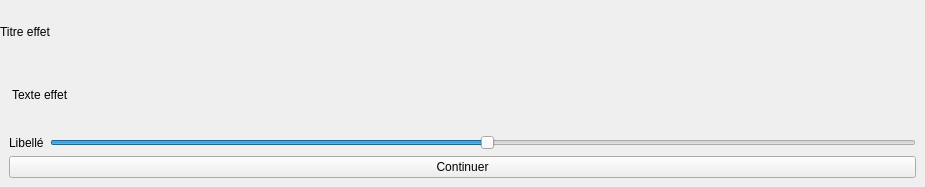
The window that effet.ui (gabriellevy/destinLib) describes before a commit, drawn with Qt 5.
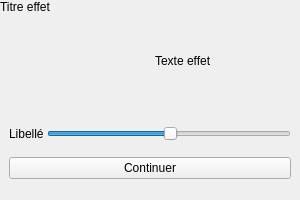
The same window after the commit. Custom widgets are drawn as their Qt base class.

```diff
--- a/effet.ui
+++ b/effet.ui
@@ -6,12 +6,12 @@
    <rect>
     <x>0</x>
     <y>0</y>
-    <width>925</width>
-    <height>187</height>
+    <width>300</width>
+    <height>200</height>
    </rect>
   </property>
   <property name="sizePolicy">
-   <sizepolicy hsizetype="Preferred" vsizetype="Fixed">
+   <sizepolicy hsizetype="Expanding" vsizetype="Expanding">
     <horstretch>0</horstretch>
     <verstretch>0</verstretch>
    </sizepolicy>
@@ -58,6 +58,12 @@
      </property>
      <item>
       <widget class="AspectRatioLabel" name="imageLabel">
+       <property name="sizePolicy">
+        <sizepolicy hsizetype="Expanding" vsizetype="Expanding">
+         <horstretch>0</horstretch>
+         <verstretch>0</verstretch>
+        </sizepolicy>
+       </property>
        <property name="text">
         <string/>
        </property>
@@ -66,7 +72,7 @@
      <item>
       <widget class="QLabel" name="texteEffet">
        <property name="sizePolicy">
-        <sizepolicy hsizetype="Expanding" vsizetype="Preferred">
+        <sizepolicy hsizetype="Expanding" vsizetype="Expanding">
          <horstretch>0</horstretch>
          <verstretch>0</verstretch>
         </sizepolicy>
@@ -99,7 +105,7 @@
    <item>
     <widget class="QWidget" name="layoutBoutons" native="true">
      <property name="sizePolicy">
-      <sizepolicy hsizetype="Preferred" vsizetype="Fixed">
+      <sizepolicy hsizetype="Expanding" vsizetype="Expanding">
        <horstretch>0</horstretch>
        <verstretch>0</verstretch>
       </sizepolicy>
@@ -107,6 +113,9 @@
      <layout class="QVBoxLayout" name="verticalLayout">
       <item>
        <layout class="QHBoxLayout" name="glisseur_layout">
+        <property name="spacing">
+         <number>3</number>
+        </property>
         <item>
          <widget class="QLabel" name="labelGlisseur">
           <property name="text">
@@ -131,6 +140,12 @@
       </item>
       <item>
        <widget class="QPushButton" name="boutonContinuer">
+        <property name="sizePolicy">
+         <sizepolicy hsizetype="Expanding" vsizetype="Fixed">
+          <horstretch>0</horstretch>
+          <verstretch>0</verstretch>
+         </sizepolicy>
+        </property>
         <property name="text">
          <string>Continuer</string>
         </property>
```
